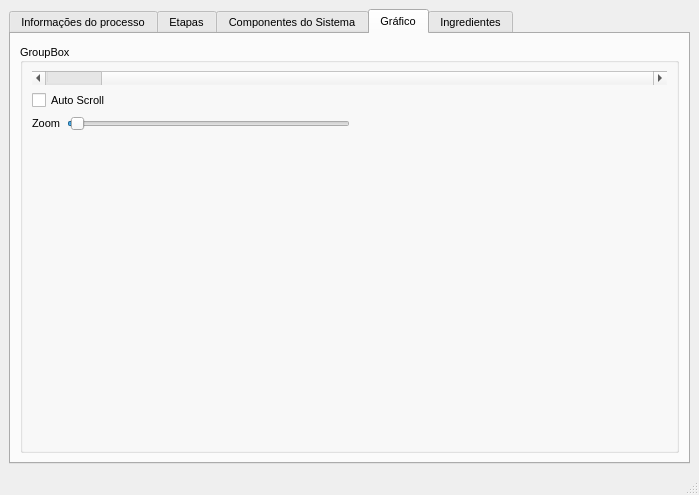
This is mainwindow.ui in cristhianwb/BebumBrew as Qt 5 draws it before an edit. The edited form follows.
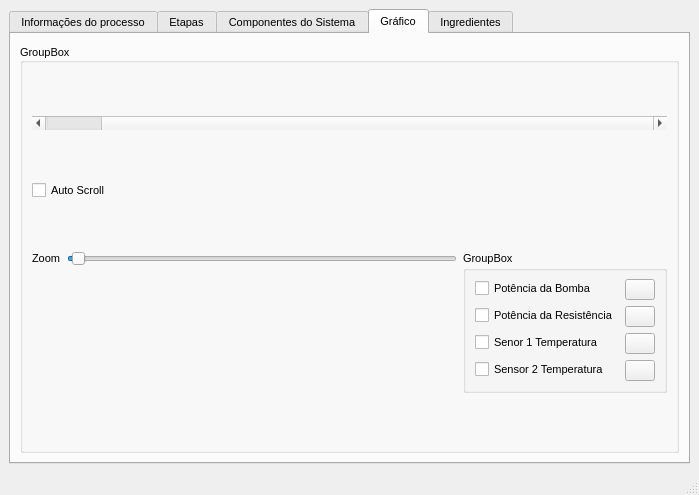
This is the edited form. Icons and pictures are not drawn.

What changed in the file:
```diff
--- a/mainwindow.ui
+++ b/mainwindow.ui
@@ -844,6 +844,9 @@
             <layout class="QHBoxLayout" name="horizontalLayout_4">
              <item>
               <layout class="QFormLayout" name="formLayout_4">
+               <property name="fieldGrowthPolicy">
+                <enum>QFormLayout::AllNonFixedFieldsGrow</enum>
+               </property>
                <item row="0" column="0">
                 <widget class="QLabel" name="testLabel">
                  <property name="text">
@@ -885,17 +888,120 @@
               </layout>
              </item>
              <item>
-              <spacer name="horizontalSpacer_3">
-               <property name="orientation">
-                <enum>Qt::Horizontal</enum>
-               </property>
-               <property name="sizeHint" stdset="0">
+              <widget class="QGroupBox" name="groupBox_2">
+               <property name="minimumSize">
                 <size>
-                 <width>40</width>
-                 <height>20</height>
+                 <width>200</width>
+                 <height>0</height>
                 </size>
                </property>
-              </spacer>
+               <property name="title">
+                <string>GroupBox</string>
+               </property>
+               <layout class="QFormLayout" name="formLayout_5">
+                <property name="fieldGrowthPolicy">
+                 <enum>QFormLayout::FieldsStayAtSizeHint</enum>
+                </property>
+                <item row="0" column="0">
+                 <widget class="QCheckBox" name="chkPumpLine">
+                  <property name="text">
+                   <string>Potência da Bomba</string>
+                  </property>
+                 </widget>
+                </item>
+                <item row="1" column="0">
+                 <widget class="QCheckBox" name="chkHeaterLine">
+                  <property name="text">
+                   <string>Potência da Resistência</string>
+                  </property>
+                 </widget>
+                </item>
+                <item row="2" column="0">
+                 <widget class="QCheckBox" name="chkSensor1Line">
+                  <property name="text">
+                   <string>Senor 1 Temperatura</string>
+                  </property>
+                 </widget>
+                </item>
+                <item row="3" column="0">
+                 <widget class="QCheckBox" name="chkSensor2Line">
+                  <property name="text">
+                   <string>Sensor 2 Temperatura</string>
+                  </property>
+                 </widget>
+                </item>
+                <item row="0" column="1">
+                 <widget class="QPushButton" name="pushPumpColor">
+                  <property name="enabled">
+                   <bool>true</bool>
+                  </property>
+                  <property name="sizePolicy">
+                   <sizepolicy hsizetype="Maximum" vsizetype="Fixed">
+                    <horstretch>0</horstretch>
+                    <verstretch>0</verstretch>
+                   </sizepolicy>
+                  </property>
+                  <property name="minimumSize">
+                   <size>
+                    <width>0</width>
+                    <height>0</height>
+                   </size>
+                  </property>
+                  <property name="maximumSize">
+                   <size>
+                    <width>30</width>
+                    <height>16777215</height>
+                   </size>
+                  </property>
+                  <property name="text">
+                   <string/>
+                  </property>
+                 </widget>
+                </item>
+                <item row="1" column="1">
+                 <widget class="QPushButton" name="pushHeaterColor">
+                  <property name="maximumSize">
+                   <size>
+                    <width>30</width>
+                    <height>16777215</height>
+                   </size>
+                  </property>
+                  <property name="text">
+                   <string/>
+                  </property>
+                 </widget>
+                </item>
+                <item row="2" column="1">
+                 <widget class="QPushButton" name="pushSensor1Color">
+                  <property name="maximumSize">
+                   <size>
+                    <width>30</width>
+                    <height>16777215</height>
+                   </size>
+                  </property>
+                  <property name="text">
+                   <string/>
+                  </property>
+                 </widget>
+                </item>
+                <item row="3" column="1">
+                 <widget class="QPushButton" name="pushSensor2Color">
+                  <property name="maximumSize">
+                   <size>
+                    <width>30</width>
+                    <height>16777215</height>
+                   </size>
+                  </property>
+                  <property name="text">
+                   <string/>
+                  </property>
+                 </widget>
+                </item>
+               </layout>
+              </widget>
+             </item>
+             <item>
+              <layout class="QVBoxLayout" name="verticalLayout_7"/>
              </item>
             </layout>
            </item>
```
